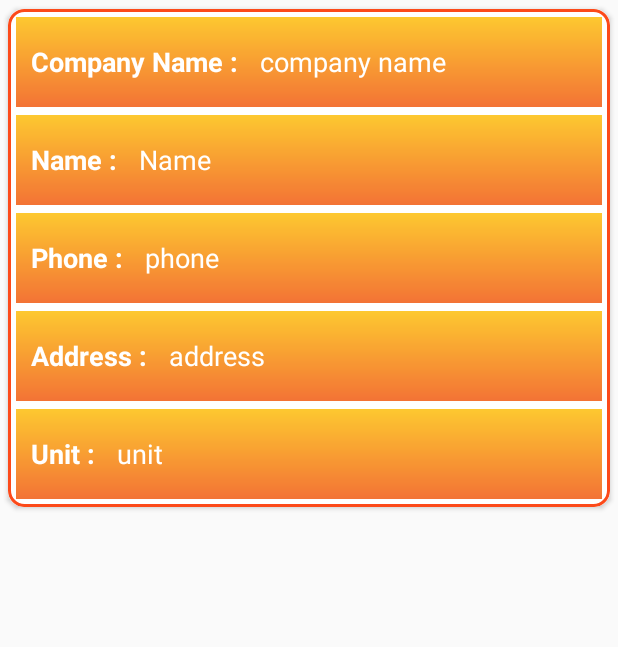
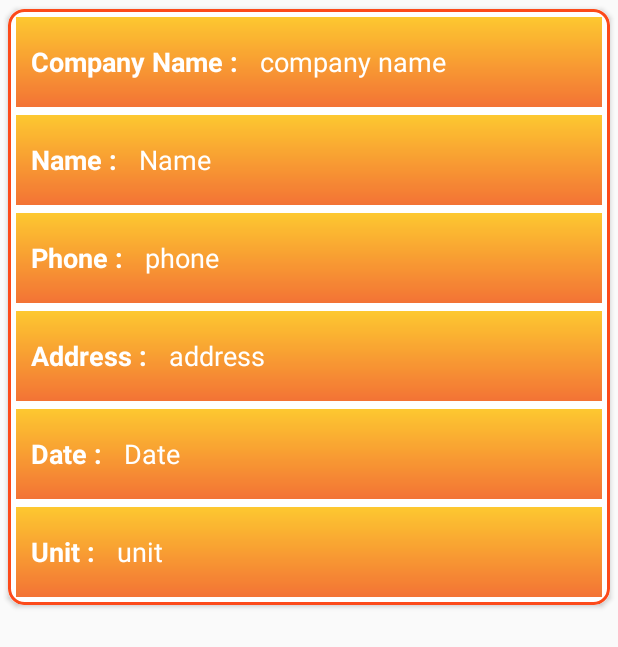
Before and after one commit to softwrengr/Firebase, an Android app: the layout custom_user_layout.xml on its own in the app's theme, with its tools: preview values and no code run, on a phone screen of 412 x 824 dp. Shown: the top 647 px of the screen. Run offline under Robolectric (Android 15) with nearby library versions, the phone set to English and light mode, and no system bars.

```diff
--- a/app/build.gradle
+++ b/app/build.gradle
@@ -27,6 +27,7 @@ dependencies {
     implementation 'com.android.support:design:28.0.0'
     testImplementation 'junit:junit:4.12'
     implementation 'com.jakewharton:butterknife:8.8.1'
+    implementation 'com.karumi:dexter:5.0.0'
     annotationProcessor 'com.jakewharton:butterknife-compiler:8.8.1'
     implementation 'com.android.support:multidex:1.0.2'
     implementation 'com.android.support:cardview-v7:28.0.0'
@@ -45,6 +46,7 @@ dependencies {
     //calendar
     implementation 'com.archit.calendar:awesome-calendar:1.1.4'
     implementation 'joda-time:joda-time:2.10'
+    implementation 'com.squareup:android-times-square:1.6.5@aar'
 }
 
 
--- a/app/src/main/java/com/techease/appointment/fragments/customer/ShowCalendarFragment.java
+++ b/app/src/main/java/com/techease/appointment/fragments/customer/ShowCalendarFragment.java
@@ -48,7 +48,6 @@ public class ShowCalendarFragment extends Fragment {
     TextView tvRetailerName;
     @BindView(R.id.tvRetailerDays)
     TextView tvRetailerDays;
-
 
     View view;
     FirebaseDatabase firebaseDatabase;
@@ -188,7 +187,6 @@ public class ShowCalendarFragment extends Fragment {
         Log.d("start",startSelectionDate.toString());
         calendarView.setSelectedDateRange(startSelectionDate, endSelectionDate);
 
-
     }
 
     public void customActionBar() {
--- a/app/src/main/java/com/techease/appointment/utilities/GeneralUtils.java
+++ b/app/src/main/java/com/techease/appointment/utilities/GeneralUtils.java
@@ -51,6 +51,10 @@ public class GeneralUtils {
         return getSharedPreferences(context).getString("type","");
     }
 
+    public static String getDate(Context context) {
+        return getSharedPreferences(context).getString("date","");
+    }
+
     public static String getEmail(Context context){
         return getSharedPreferences(context).getString("email","");
     }
--- a/app/src/main/res/drawable-v24/gradient_background.xml
+++ b/app/src/main/res/drawable/gradient_background.xml
@@ -2,7 +2,7 @@
 <shape xmlns:android="http://schemas.android.com/apk/res/android">
 
     <gradient
-        android:startColor="#F37335"
-        android:endColor="#FDC830"
+        android:startColor="@color/start"
+        android:endColor="@color/end"
         android:angle="90"/>
 </shape>
--- a/app/src/main/res/layout/custom_user_layout.xml
+++ b/app/src/main/res/layout/custom_user_layout.xml
@@ -149,6 +149,38 @@
 
             </LinearLayout>
 
+            <LinearLayout
+                android:layout_width="match_parent"
+                android:layout_height="60sp"
+                android:background="@drawable/gradient_background"
+                android:layout_gravity="center"
+                android:layout_marginTop="5sp"
+                android:orientation="horizontal">
+
+                <TextView
+                    android:layout_width="wrap_content"
+                    android:layout_height="wrap_content"
+                    android:text="Date : "
+                    android:textSize="18sp"
+                    android:textColor="@color/white"
+                    android:layout_gravity="center"
+                    android:layout_marginLeft="10sp"
+                    android:textStyle="bold"/>
+
+                <TextView
+                    android:id="@+id/tv_date"
+                    android:layout_width="wrap_content"
+                    android:layout_height="wrap_content"
+                    android:text="Date"
+                    android:textSize="18sp"
+                    android:textColor="@color/white"
+                    android:layout_gravity="center"
+                    android:layout_marginLeft="10sp"
+                    />
+
+
+            </LinearLayout>
+
 
             <LinearLayout
                 android:layout_width="match_parent"
--- a/app/src/main/res/layout/fragment_show_calendar.xml
+++ b/app/src/main/res/layout/fragment_show_calendar.xml
@@ -17,6 +17,7 @@
         custom:selected_date_circle_color="@color/selected_date_circle_color"
         custom:title_color="@color/white">
     </com.archit.calendardaterangepicker.customviews.DateRangeCalendarView>
+
 
     <LinearLayout
         android:layout_width="wrap_content"
--- a/app/src/main/res/values/colors.xml
+++ b/app/src/main/res/values/colors.xml
@@ -4,9 +4,13 @@
     <color name="colorPrimaryDark">#fc4a1a</color>
     <color name="colorAccent">#ffe6ff</color>
 
-    <color name="white">#fff</color>
-    <color name="black">#000</color>
+    <color name="white">#FFFFFF</color>
+    <color name="black">#000000</color>
 
-    <color name="black_overlay">#66000000</color>
+    <color name="black_overlay">#660000</color>
     <color name="bgBottomNavigation">#fe485a</color>
+
+
+    <color name="end">#FDC830</color>
+    <color name="start">#F37335</color>
 </resources>
```
Also changed, not shown: app/src/main/AndroidManifest.xml (+25 -5 lines), app/src/main/java/com/techease/appointment/actvities/MainActivity.java (+23 -0 lines), app/src/main/java/com/techease/appointment/fragments/retailers/SeeApointmentFragment.java (+21 -4 lines), app/src/main/java/com/techease/appointment/helpers/AppointCrud.java (added, +61 -0 lines), app/src/main/java/com/techease/appointment/helpers/AppointDatabase.java (added, +33 -0 lines), app/src/main/java/com/techease/appointment/models/Users.java (+11 -1 lines), app/src/main/java/com/techease/appointment/services/NotificationReciever.java (added, +19 -0 lines), app/src/main/java/com/techease/appointment/services/NotificationServices.java (added, +71 -0 lines), app/src/main/java/com/techease/appointment/utilities/AlertUtils.java (+64 -0 lines), app/src/main/res/layout/fragment_login_signup.xml (+1 -6 lines), 1 other file.
